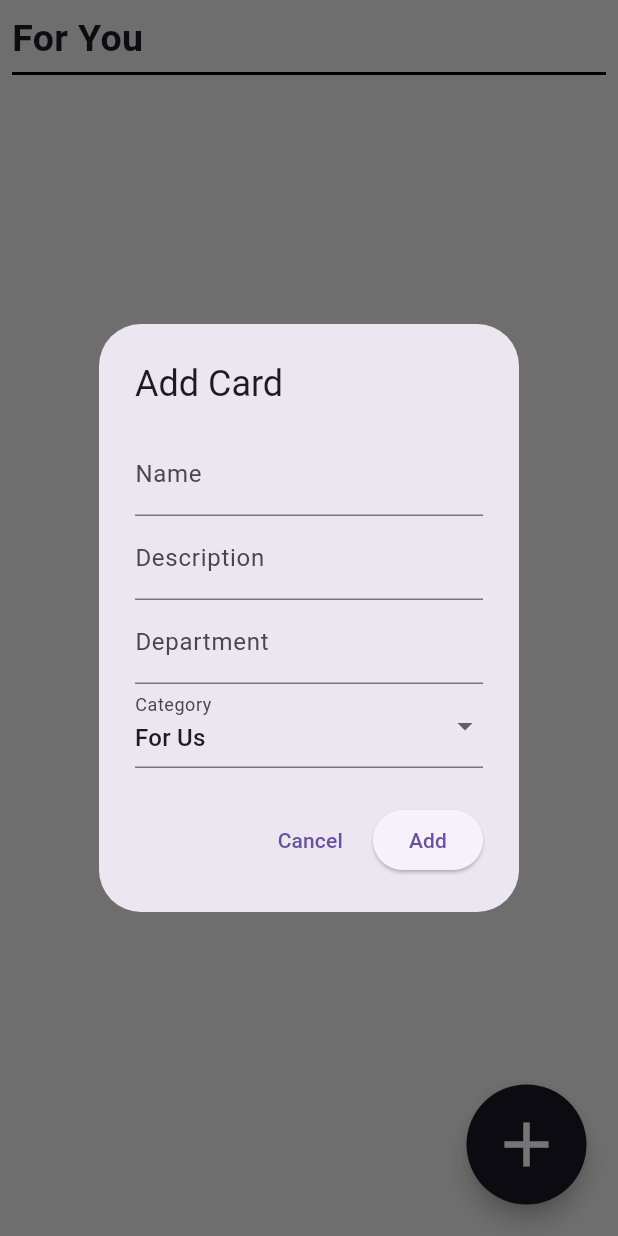
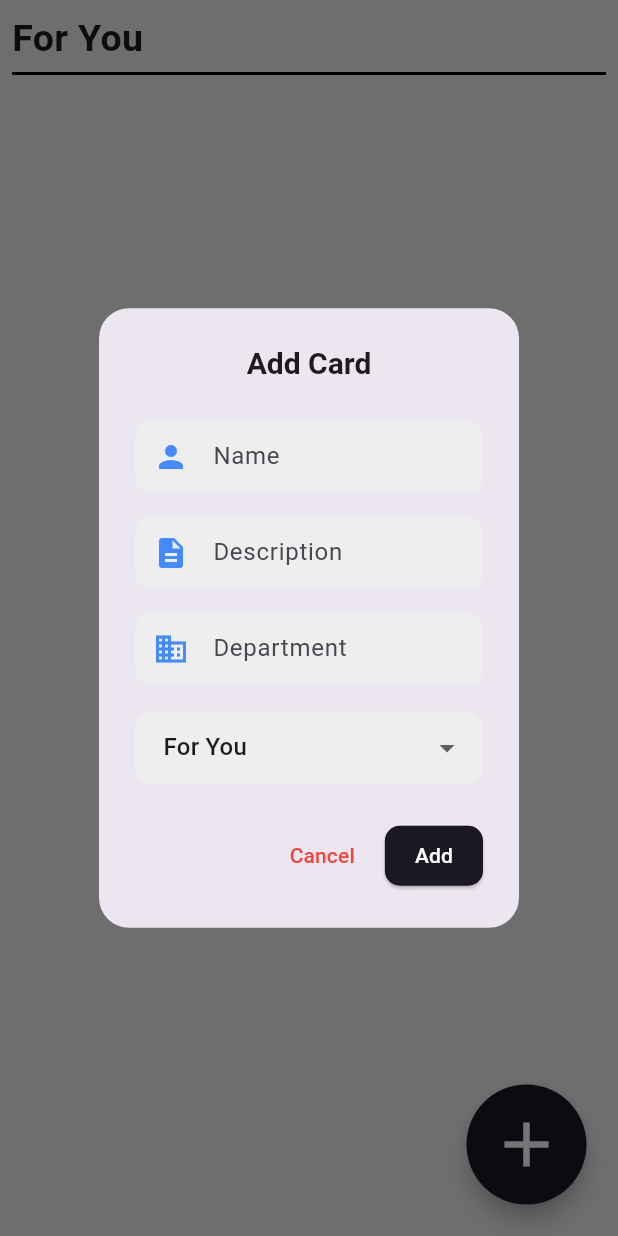
Before and after one commit to TushirVaru/SafetyNet, a Flutter app: the Emergency screen opened directly, after a tap on the "add" icon, on a phone screen of 412 x 824 dp. Run offline on Flutter 3.47's test engine with Material 3 defaults, Android fonts, the phone set to English and light mode, and no system bars; our stand-ins replace shared_preferences, smooth_page_indicator; accounts and stored records are empty.

```diff
--- a/lib/screens/home_page.dart
+++ b/lib/screens/home_page.dart
@@ -49,7 +49,7 @@ class HomePageState extends State<HomePage> {
         backgroundColor: const Color(0xff1b1725),
         actions: [
           IconButton(
-            icon: const Icon(Icons.logout, color: Colors.white,),
+            icon: const Icon(Icons.logout, color: Colors.white),
             onPressed: () async {
               await prefs.setBool("isLoggedIn", false);
               Navigator.pushAndRemoveUntil(
--- a/lib/screens/home_page/emergency.dart
+++ b/lib/screens/home_page/emergency.dart
@@ -53,31 +53,35 @@ class EmergencyState extends State<Emergency> {
   }
 
   void _addOrEditCard({int? index}) {
-    TextEditingController nameController = TextEditingController(text: index != null ? forUsCards[index].name : '');
-    TextEditingController descController = TextEditingController(text: index != null ? forUsCards[index].desc : '');
-    TextEditingController deptController = TextEditingController(text: index != null ? forUsCards[index].dept : '');
+    TextEditingController nameController = TextEditingController(
+        text: index != null ? forUsCards[index].name : '');
+    TextEditingController descController = TextEditingController(
+        text: index != null ? forUsCards[index].desc : '');
+    TextEditingController deptController = TextEditingController(
+        text: index != null ? forUsCards[index].dept : '');
     bool isForUs = index != null ? forUsCards[index].isForUs : true;
 
     showDialog(
       context: context,
       builder: (context) {
         return AlertDialog(
-          title: Text(index == null ? "Add Card" : "Edit Card"),
-          content: Column(
+          shape: RoundedRectangleBorder(
+            borderRadius: BorderRadius.circular(20),
+          ),
+          title: Center(
+            child: Text(
+              index == null ? "Add Card" : "Edit Card",
+              style: const TextStyle(fontSize: 20, fontWeight: FontWeight.bold),
+            ),
+          ),
+          content: SingleChildScrollView(
+            child: Column(
               mainAxisSize: MainAxisSize.min,
               children: [
-              TextField(
-                controller: nameController,
-                decoration: const InputDecoration(labelText: "Name"),
-              ),
-              TextField(
-                controller: descController,
-                decoration: const InputDecoration(labelText: "Description"),
-              ),
-              TextField(
-                controller: deptController,
-                decoration: const InputDecoration(labelText: "Department"),
-              ),
+                _buildTextField(nameController, "Name", Icons.person),
+                _buildTextField(descController, "Description", Icons.description),
+                _buildTextField(deptController, "Department", Icons.business),
+                const SizedBox(height: 10),
                 DropdownButtonFormField<bool>(
                   value: isForUs,
                   onChanged: (value) {
@@ -85,26 +89,39 @@ class EmergencyState extends State<Emergency> {
                       isForUs = value;
                     }
                   },
+                  decoration: InputDecoration(
+                    filled: true,
+                    fillColor: Colors.grey[200],
+                    border: OutlineInputBorder(
+                      borderRadius: BorderRadius.circular(10),
+                      borderSide: BorderSide.none,
+                    ),
+                    contentPadding: const EdgeInsets.symmetric(horizontal: 15, vertical: 10),
+                  ),
                   items: const [
-                  DropdownMenuItem(value: true, child: Text("For Us")),
+                    DropdownMenuItem(value: true, child: Text("For You")),
                     DropdownMenuItem(value: false, child: Text("For Others")),
                   ],
-                decoration: const InputDecoration(labelText: "Category"),
                 ),
               ],
+            ),
           ),
           actions: [
             TextButton(
               onPressed: () => Navigator.pop(context),
-              child: const Text("Cancel"),
+              child: const Text("Cancel", style: TextStyle(color: Colors.red)),
             ),
             ElevatedButton(
+              style: ElevatedButton.styleFrom(
+                backgroundColor: const Color(0xff1b1725),
+                shape: RoundedRectangleBorder(borderRadius: BorderRadius.circular(10)),
+                padding: const EdgeInsets.symmetric(horizontal: 20, vertical: 10),
+              ),
               onPressed: () {
                 if (nameController.text.isNotEmpty && deptController.text.isNotEmpty) {
                   setState(() {
                     CardModel card = CardModel(
-                        nameController.text, descController.text, deptController.text, isForUs
-                    );
+                        nameController.text, descController.text, deptController.text, isForUs);
                     if (index == null) {
                       if (isForUs) {
                         forUsCards.add(card);
@@ -118,20 +135,37 @@ class EmergencyState extends State<Emergency> {
                         forOthersCards[index] = card;
                       }
                     }
-                    print("----------------------");
-                    print("ForUs: ${forUsCards[0]} and ForOthersL ${forOthersCards[0]}");
-                    print("----------------------");
                     saveforUsCards();
                     saveforOthersCards();
                   });
                   Navigator.pop(context);
                 }
               },
-              child: Text(index == null ? "Add" : "Update"),
+              child: Text(index == null ? "Add" : "Update", style: const TextStyle(color: Colors.white),),
             ),
           ],
         );
       },
+    );
+  }
+
+  Widget _buildTextField(TextEditingController controller, String label, IconData icon) {
+    return Padding(
+      padding: const EdgeInsets.symmetric(vertical: 8.0),
+      child: TextField(
+        controller: controller,
+        decoration: InputDecoration(
+          labelText: label,
+          prefixIcon: Icon(icon, color: Colors.blueAccent),
+          filled: true,
+          fillColor: Colors.grey[200],
+          border: OutlineInputBorder(
+            borderRadius: BorderRadius.circular(10),
+            borderSide: BorderSide.none,
+          ),
+          contentPadding: const EdgeInsets.symmetric(horizontal: 15, vertical: 10),
+        ),
+      ),
     );
   }
 
@@ -154,8 +188,8 @@ class EmergencyState extends State<Emergency> {
                 Column(
                   crossAxisAlignment: CrossAxisAlignment.start,
                   children: [
-                    Text("For You", style: TextStyle(fontSize: 25, fontWeight: FontWeight.bold),),
-                    Divider(height: 10, thickness: 2, color: Colors.black,),
+                    const Text("For You", style: TextStyle(fontSize: 25, fontWeight: FontWeight.bold),),
+                    const Divider(height: 10, thickness: 2, color: Colors.black,),
                     Expanded(
                       child: GridView.builder(
                         gridDelegate: const SliverGridDelegateWithFixedCrossAxisCount(
@@ -200,7 +234,14 @@ class EmergencyState extends State<Emergency> {
                                                   style: const TextStyle(fontSize: 29, color: Colors.black, fontWeight: FontWeight.bold),
                                                 ),
                                               ),
+
+                                              //PopUp for edit and delete options of card
                                               PopupMenuButton<String>(
+                                                shape: RoundedRectangleBorder(
+                                                  borderRadius: BorderRadius.circular(12),
+                                                ),
+                                                elevation: 8,
+                                                color: Colors.white,
                                                 onSelected: (value) {
                                                   if (value == 'edit') {
                                                     _addOrEditCard(index: index);
@@ -209,25 +250,33 @@ class EmergencyState extends State<Emergency> {
                                                   }
                                                 },
                                                 itemBuilder: (context) => [
+                                                  //Edit Option
                                                   const PopupMenuItem(
                                                     value: 'edit',
                                                     child: Row(
                                                       children: [
                                                         Icon(Icons.edit, color: Colors.blue),
-                                                        SizedBox(width: 8),
-                                                        Text("Edit"),
+                                                        SizedBox(width: 10),
+                                                        Text(
+                                                          "Edit",
+                                                          style: TextStyle(fontSize: 16, fontWeight: FontWeight.w500),
+                                                        ),
                                                       ],
+                                                    )
                                                   ),
-                                                  ),
+                                                  //Delete Option
                                                   const PopupMenuItem(
                                                     value: 'delete',
                                                     child: Row(
                                                       children: [
                                                         Icon(Icons.delete, color: Colors.red),
-                                                        SizedBox(width: 8),
-                                                        Text("Delete"),
+                                                        SizedBox(width: 10),
+                                                        Text(
+                                                          "Delete",
+                                                          style: TextStyle(fontSize: 16, fontWeight: FontWeight.w500),
+                                                        ),
                                                       ],
-                                                    ),
+                                                    )
                                                   ),
                                                 ],
                                               ),
@@ -254,8 +303,8 @@ class EmergencyState extends State<Emergency> {
                 Column(
                   crossAxisAlignment: CrossAxisAlignment.start,
                   children: [
-                    Text("For Others", style: TextStyle(fontSize: 25, fontWeight: FontWeight.bold),),
-                    Divider(height: 10, thickness: 2, color: Colors.black,),
+                    const Text("For Others", style: TextStyle(fontSize: 25, fontWeight: FontWeight.bold),),
+                    const Divider(height: 10, thickness: 2, color: Colors.black,),
                     Expanded(
                       child: GridView.builder(
                         gridDelegate: const SliverGridDelegateWithFixedCrossAxisCount(
--- a/lib/screens/login.dart
+++ b/lib/screens/login.dart
@@ -29,13 +29,13 @@ class _LoginState extends State<Login> {
   Widget build(BuildContext context) {
     return Scaffold(
       appBar: AppBar(
-        backgroundColor: Colors.blue,
+        backgroundColor: Color(0xff1b1725)
       ),
 
       body: Container(
         padding: const EdgeInsets.all(16),
         decoration: const BoxDecoration(
-          color: Colors.blue
+          color: Color(0xff1b1725)
         ),
         child: Column(
           crossAxisAlignment: CrossAxisAlignment.center,
@@ -97,7 +97,7 @@ class _LoginState extends State<Login> {
               ),
               child: const Text(
                 'Login',
-                style: TextStyle(color: Colors.blue, fontSize: 18),
+                style: TextStyle(color: Color(0xff1b1725), fontSize: 18),
               ),
             ),
             const SizedBox(height: 20),
```
Also changed, not shown: lib/main.dart (+66 -68 lines), lib/screens/sign_in.dart (+22 -19 lines), pubspec.yaml (+9 -9 lines), pubspec.lock, 7 other files. Lines whose indentation alone changed are shown as unchanged.
